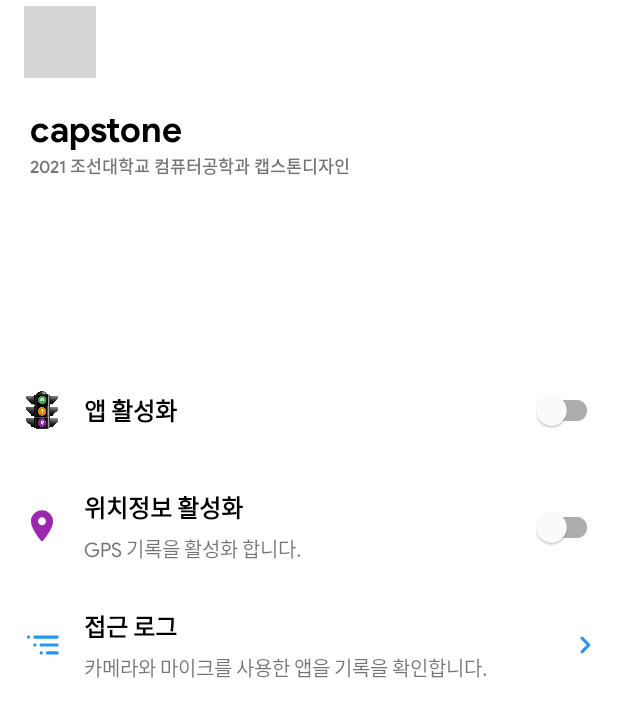
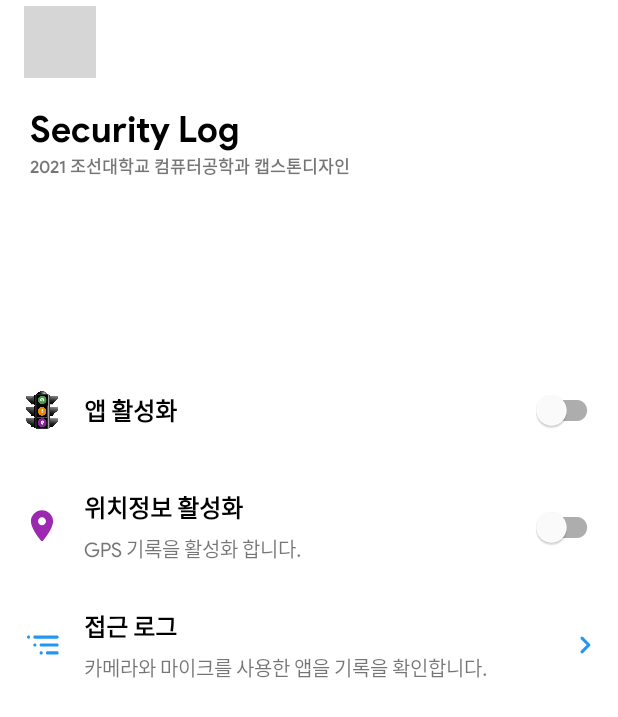
Before and after one commit to nomzaxs/capstone, an Android app: the screen it shows after launch (MainActivity), on a phone screen of 412 x 824 dp. Shown: the top 717 px of the screen. Run offline under Robolectric (Android 15) with nearby library versions, the phone set to English and light mode, and no system bars; grey boxes are pictures that could not be loaded.

Commit message:
최종 수정

```diff
--- a/app/src/main/java/com/example/capstone/activities/log/adapter/LogAdapter.java
+++ b/app/src/main/java/com/example/capstone/activities/log/adapter/LogAdapter.java
@@ -33,6 +33,7 @@ public class LogAdapter extends RecyclerView.Adapter<LogHolder> {
         return new LogHolder(inflatedView);
     }
 
+    // 사용 앱 데이터
     @Override
     public void onBindViewHolder(@NonNull final LogHolder holder, int position) {
         final Logs item = logsList.get(position);
--- a/app/src/main/res/values/strings.xml
+++ b/app/src/main/res/values/strings.xml
@@ -1,5 +1,5 @@
 <resources>
-    <string name="app_name">capstone</string>
+    <string name="app_name">Security Log</string>
 
     <string name="service_description">이 서비스를 사용하도록 설정하면 타사 앱이나 서비스가 카메라나 마이크를 화면에서 사용할 때마다 알림 및 표시 기능을 사용할 수 있습니다.</string>
     <string name="service_summary">활성화하려면 이 옵션을 켜십시오.</string>
```
